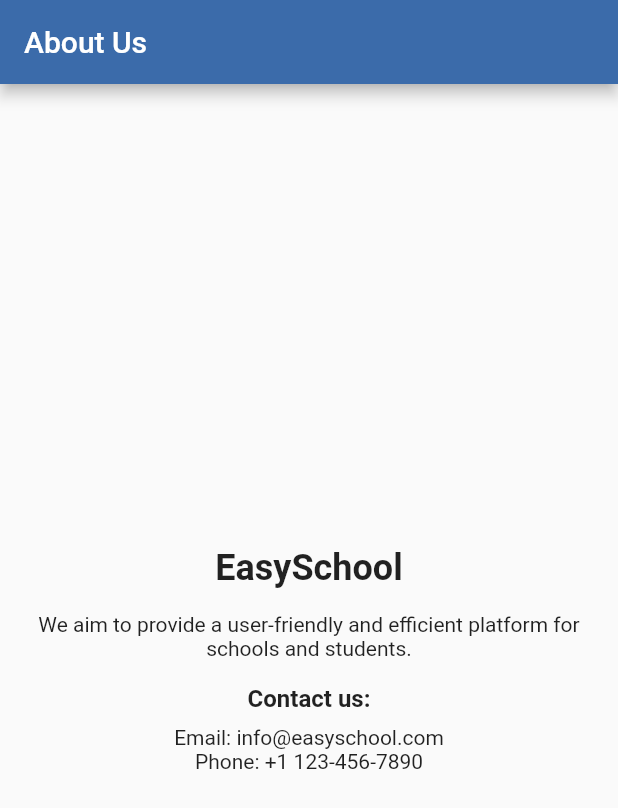
After one commit to EasySchoolASE/EasySchool, a Flutter app: the AboutUsScreen screen opened directly, on a phone screen of 412 x 824 dp. The commit adds this screen. Shown: the top 808 px of the screen. Run offline on Flutter 3.47's test engine with Material 2 defaults, Android fonts, the phone set to English and light mode, and no system bars; our stand-ins replace cloud_firestore, firebase_auth, firebase_core, flutter_secure_storage, fluttertoast, shared_preferences and 1 more; accounts and stored records are empty; Roboto replaces fonts that are missing (Quicksand).

Commit message:
Added screens for sprinit 3

```diff
--- /dev/null
+++ b/easylearning/lib/screens/about_us_screen.dart
@@ -0,0 +1,62 @@
+import 'package:flutter/material.dart';
+
+void main() {
+  runApp(EasySchoolApp());
+}
+
+class EasySchoolApp extends StatelessWidget {
+  @override
+  Widget build(BuildContext context) {
+    return MaterialApp(
+      title: 'EasySchool',
+      theme: ThemeData(
+        primarySwatch: Colors.blue,
+      ),
+      home: AboutUsScreen(),
+    );
+  }
+}
+
+class AboutUsScreen extends StatelessWidget {
+  @override
+  Widget build(BuildContext context) {
+    return Scaffold(
+      appBar: AppBar(
+        title: Text('About Us'),
+      ),
+      body: Center(
+        child: Padding(
+          padding: const EdgeInsets.all(16.0),
+          child: Column(
+            mainAxisAlignment: MainAxisAlignment.center,
+            children: [
+              Text(
+                'EasySchool',
+                style: TextStyle(
+                  fontSize: 24,
+                  fontWeight: FontWeight.bold,
+                ),
+              ),
+              SizedBox(height: 16),
+              Text(
+                'We aim to provide a user-friendly and efficient platform for schools and students.',
+                textAlign: TextAlign.center,
+              ),
+              SizedBox(height: 16),
+              Text(
+                'Contact us:',
+                style: TextStyle(
+                  fontSize: 16,
+                  fontWeight: FontWeight.bold,
+                ),
+              ),
+              SizedBox(height: 8),
+              Text('Email: info@easyschool.com'),
+              Text('Phone: +1 123-456-7890'),
+            ],
+          ),
+        ),
+      ),
+    );
+  }
+}
```
Also changed, not shown: FrontEnd/lib/screens/admin_screens.dart (added, +54 -0 lines), easylearning/lib/screens/home_screen.dart (+15 -13 lines), easylearning/lib/screens/login_screens.dart (+28 -23 lines).
